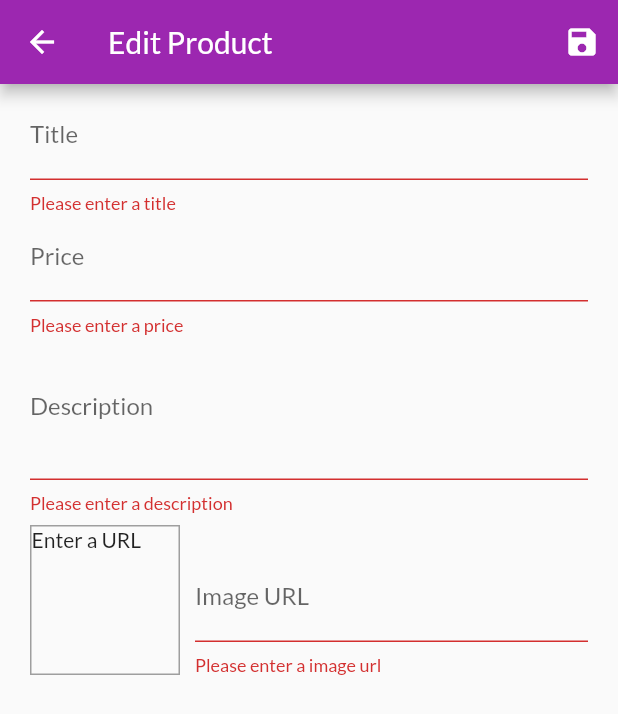
After one commit to KartikeyaMohan/shop_app, a Flutter app: the EditProductScreen screen opened by its route, after a tap on the "save" icon, on a phone screen of 412 x 824 dp. The commit adds this screen. Shown: the top 714 px of the screen. Run offline on Flutter 3.47's test engine with Material 2 defaults, Android fonts, the phone set to English and light mode, and no system bars; network calls fail.

Commit message:
Feature/user input forms (#2)
* Added snackbars and dialogs

* Added user input

```diff
--- a/lib/providers/product.dart
+++ b/lib/providers/product.dart
@@ -1,7 +1,7 @@
 import 'package:flutter/foundation.dart';
 
 class Product with ChangeNotifier{
-  final String id;
+  final String? id;
   final String title;
   final String description;
   final double price;
--- a/lib/providers/product_provider.dart
+++ b/lib/providers/product_provider.dart
@@ -52,8 +52,29 @@ class ProductProvider with ChangeNotifier {
     return _items.firstWhere((prod) => prod.id == id);
   }
 
-  void addProduct() {
-    // _items.add(value);
+  void addProduct(Product product) {
+    final newProduct = Product(
+      title: product.title,
+      description: product.description,
+      price: product.price,
+      imageUrl: product.imageUrl,
+      id: DateTime.now().toString()
+    );
+    _items.add(newProduct);
+    notifyListeners();
+  }
+
+  void updateProduct(String id,
+                     Product newProduct) {
+    final prodIndex = _items.indexWhere((product) => product.id == id);
+    if (prodIndex >= 0) {
+      _items[prodIndex] = newProduct;
+      notifyListeners();
+    }
+  }
+
+  void deleteProduct(String id) {
+    _items.removeWhere((prod) => prod.id == id);
     notifyListeners();
   }
 }
--- /dev/null
+++ b/lib/screens/edit_product_screen.dart
@@ -0,0 +1,277 @@
+import 'package:flutter/material.dart';
+// ignore: depend_on_referenced_packages
+import 'package:provider/provider.dart';
+
+import '../providers/product_provider.dart';
+import '../providers/product.dart';
+
+class EditProductScreen extends StatefulWidget {
+
+  static const routeName = '/edit-product';
+
+  const EditProductScreen({super.key});
+
+  @override
+  State<EditProductScreen> createState() => _EditProductScreenState();
+}
+
+class _EditProductScreenState extends State<EditProductScreen> {
+
+  final _priceFocusNode = FocusNode();
+  final _descriptionFocusNode = FocusNode();
+  final _imageUrlController = TextEditingController();
+  final _imageUrlFocusNode = FocusNode();
+  final _form = GlobalKey<FormState>();
+  var _editedProduct = Product(
+    id: null,
+    title: '',
+    price: 0,
+    description: '',
+    imageUrl: ''
+  );
+  var _initValues = {
+    'title': '',
+    'description': '',
+    'price': '',
+    'imageUrl': ''
+  };
+  var _isInit = true;
+
+  @override
+  void initState() {
+    super.initState();
+    _imageUrlFocusNode.addListener(_updateImageUrl);
+  }
+
+  @override
+  void didChangeDependencies() {
+    super.didChangeDependencies();
+    if (_isInit) {
+      if (ModalRoute.of(context)?.settings.arguments != null) {
+        final productId = ModalRoute.of(context)?.settings.arguments as String;
+        _editedProduct = Provider.of<ProductProvider>(context, listen: false).findById(productId);
+        _initValues = {
+          'title': _editedProduct.title,
+          'description': _editedProduct.description,
+          'price': _editedProduct.price.toString(),
+          'imageUrl': ''
+        };
+        _imageUrlController.text = _editedProduct.imageUrl;
+      }
+    }
+    _isInit = false;
+  }
+
+  void _updateImageUrl() {
+    if (_imageUrlFocusNode.hasFocus) {
+      if (_imageUrlController.text.isEmpty == true ||
+          (_imageUrlController.text.startsWith('http') && !_imageUrlController.text.startsWith('https')) ||
+          (_imageUrlController.text.endsWith('.png') && !_imageUrlController.text.endsWith('.jpg') && !_imageUrlController.text.endsWith('.jpeg'))) {
+        return;
+      }
+      setState(() {});
+    }
+  }
+
+  void _saveForm() {
+    final isValid = _form.currentState?.validate();
+    if (isValid == false) {
+      return;
+    }
+    _form.currentState?.save();
+    if (_editedProduct.id != null) {
+      Provider.of<ProductProvider>(context, listen: false).updateProduct(_editedProduct.id!, _editedProduct);
+    }
+    else {
+      Provider.of<ProductProvider>(context, listen: false).addProduct(_editedProduct);
+    }
+    Navigator.of(context).pop();
+  }
+
+  @override
+  void dispose() {
+    super.dispose();
+    _imageUrlFocusNode.removeListener(_updateImageUrl);
+    _priceFocusNode.dispose();
+    _descriptionFocusNode.dispose();
+    _imageUrlController.dispose();
+    _imageUrlFocusNode.dispose();
+  }
+
+  @override
+  Widget build(BuildContext context) {
+    return Scaffold(
+      appBar: AppBar(
+        title: const Text('Edit Product'),
+        actions: <Widget>[
+          IconButton(
+            onPressed: _saveForm,
+            icon:  const Icon(Icons.save)
+          )
+        ],
+      ),
+      body: Padding(
+        padding: const EdgeInsets.symmetric(
+          horizontal: 20,
+          vertical: 5
+        ),
+        child: Form(
+          key: _form,
+          child: ListView(
+            children: <Widget>[
+              TextFormField(
+                initialValue: _initValues['title'],
+                decoration: const InputDecoration(
+                  labelText: 'Title'
+                ),
+                textInputAction: TextInputAction.next,
+                onFieldSubmitted: (_) {
+                  FocusScope.of(context).requestFocus(_priceFocusNode);
+                },
+                validator: (value) {
+                  if (value?.isEmpty == true) {
+                    return 'Please enter a title';
+                  }
+                  return null;
+                },
+                onSaved: (value) => {
+                  _editedProduct = Product(
+                    id: _editedProduct.id,
+                    isFavourite: _editedProduct.isFavourite,
+                    title: value as String,
+                    description: _editedProduct.description,
+                    price: _editedProduct.price,
+                    imageUrl: _editedProduct.imageUrl)
+                },
+              ),
+              TextFormField(
+                initialValue: _initValues['price'],
+                decoration: const InputDecoration(
+                  labelText: 'Price'
+                ),
+                textInputAction: TextInputAction.next,
+                keyboardType: TextInputType.number,
+                focusNode: _priceFocusNode,
+                onFieldSubmitted: (_) {
+                  FocusScope.of(context).requestFocus(_descriptionFocusNode);
+                },
+                validator: (value) {
+                  if (value?.isEmpty == true) {
+                    return 'Please enter a price';
+                  }
+                  if (value != null &&
+                      double.tryParse(value) == null) {
+                    return 'Please enter a valid number';
+                  }
+                  if (value != null &&
+                      double.parse(value) == 0) {
+                    return 'Please enter valid amount';
+                  }
+                  return null;
+                },
+                onSaved: (value) => {
+                  _editedProduct = Product(
+                    id: _editedProduct.id,
+                    isFavourite: _editedProduct.isFavourite,
+                    title: _editedProduct.title,
+                    description: _editedProduct.description,
+                    price: double.parse(value as String),
+                    imageUrl: _editedProduct.imageUrl)
+                },
+              ),
+              TextFormField(
+                initialValue: _initValues['description'],
+                decoration: const InputDecoration(
+                  labelText: 'Description'
+                ),
+                maxLines: 3,
+                keyboardType: TextInputType.multiline,
+                focusNode: _descriptionFocusNode,
+                validator: (value) {
+                  if (value?.isEmpty == true) {
+                    return 'Please enter a description';
+                  }
+                  if (value != null &&
+                      value.length < 10) {
+                    return 'Description should be greater than 10 characters.';
+                  }
+                  return null;
+                },
+                onSaved: (value) => {
+                  _editedProduct = Product(
+                    id: _editedProduct.id,
+                    isFavourite: _editedProduct.isFavourite,
+                    title: _editedProduct.title,
+                    description: value as String,
+                    price: _editedProduct.price,
+                    imageUrl: _editedProduct.imageUrl)
+                },
+              ),
+              Row(
+                crossAxisAlignment: CrossAxisAlignment.end,
+                children: <Widget>[
+                  Container(
+                    width: 100,
+                    height: 100,
+                    margin: const EdgeInsets.only(
+                      top: 8,
+                      right: 10
+                    ),
+                    decoration: BoxDecoration(
+                      border: Border.all(width: 1, color: Colors.grey)
+                    ),
+                    child: _imageUrlController.text.isEmpty ?
+                      const Text('Enter a URL') :
+                      FittedBox(
+                        child: Image.network(
+                          _imageUrlController.text,
+                          fit: BoxFit.cover,
+                        ),
+                      )
+                  ),
+                  Expanded(
+                    child: TextFormField(
+                      decoration: const InputDecoration(
+                        labelText: 'Image URL',
+                      ),
+                      keyboardType: TextInputType.url,
+                      textInputAction: TextInputAction.done,
+                      controller: _imageUrlController,
+                      focusNode: _imageUrlFocusNode,
+                      onFieldSubmitted: (_) {
+                        _saveForm();
+                      },
+                      validator: (value) {
+                        if (value?.isEmpty == true) {
+                          return 'Please enter a image url';
+                        }
+                        if (value != null &&
+                            (!value.startsWith('http') && !value.startsWith('https'))) {
+                          return 'Please enter a valud URL.';
+                        }
+                        if (value != null &&
+                            (!value.endsWith('.png') && !value.endsWith('.jpg') && !value.endsWith('.jpeg'))) {
+                          return 'Please enter a valid image URL';
+                        }
+                        return null;
+                      },
+                      onSaved: (value) => {
+                        _editedProduct = Product(
+                          id: _editedProduct.id,
+                          isFavourite: _editedProduct.isFavourite,
+                          title: _editedProduct.title,
+                          description: _editedProduct.description,
+                          price: _editedProduct.price,
+                          imageUrl: value as String)
+                      },
+                    ),
+                  ),
+                ],
+              ),
+            ],
+          )
+        ),
+      ),
+    );
+  }
+}
--- a/lib/widgets/app_drawer.dart
+++ b/lib/widgets/app_drawer.dart
@@ -1,5 +1,6 @@
 import 'package:flutter/material.dart';
 
+import '../screens/user_products_screen.dart';
 import '../screens/orders_screen.dart';
 
 class AppDrawer extends StatelessWidget {
@@ -23,10 +24,18 @@ class AppDrawer extends StatelessWidget {
           ),
           const Divider(),
           ListTile(
-            leading: const Icon(Icons.price_check),
+            leading: const Icon(Icons.payment),
             title: const Text('Orders'),
             onTap: () {
               Navigator.of(context).pushReplacementNamed(OrdersScreen.routeName);
+            },
+          ),
+          const Divider(),
+          ListTile(
+            leading: const Icon(Icons.edit),
+            title: const Text('Manage Products'),
+            onTap: () {
+              Navigator.of(context).pushReplacementNamed(UserProductsScreen.routeName);
             },
           )
         ],
```
Also changed, not shown: lib/main.dart (+8 -4 lines), lib/providers/cart.dart (+24 -0 lines), lib/screens/user_products_screen.dart (added, +50 -0 lines), lib/widgets/cart_item.dart (+17 -0 lines), lib/widgets/product_item.dart (+14 -1 lines), lib/widgets/user_product_items.dart (added, +51 -0 lines).
